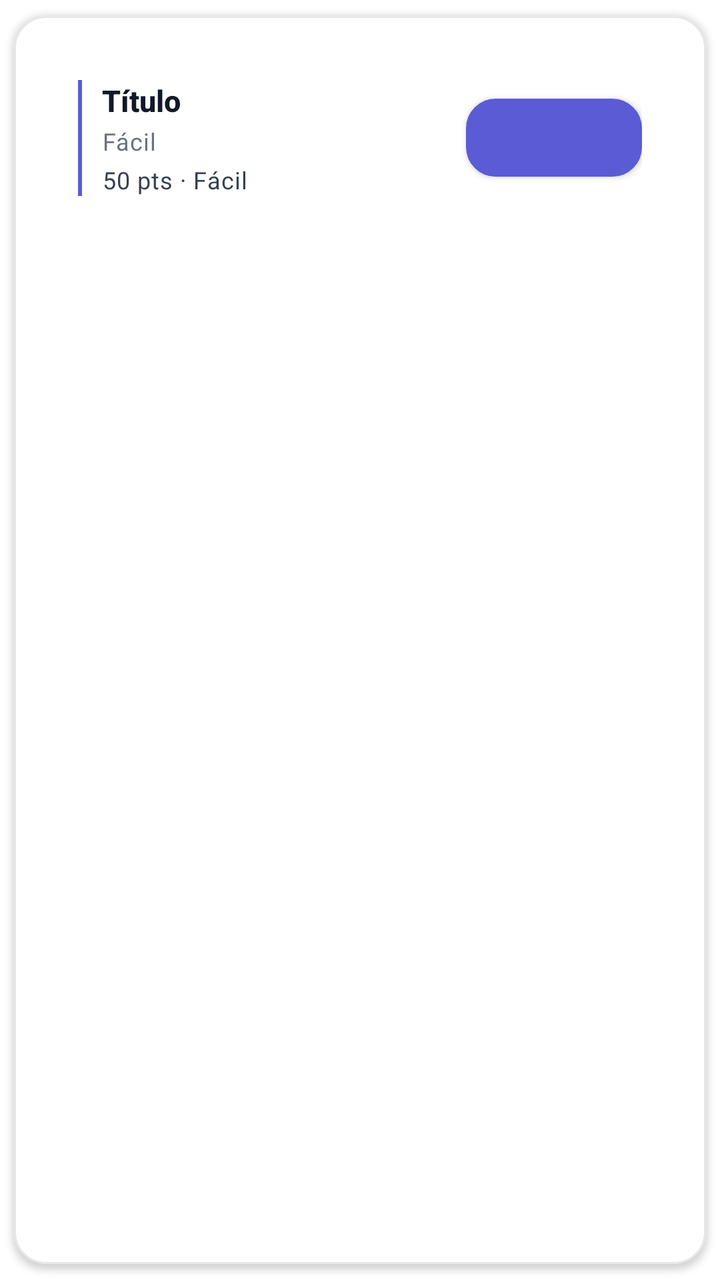
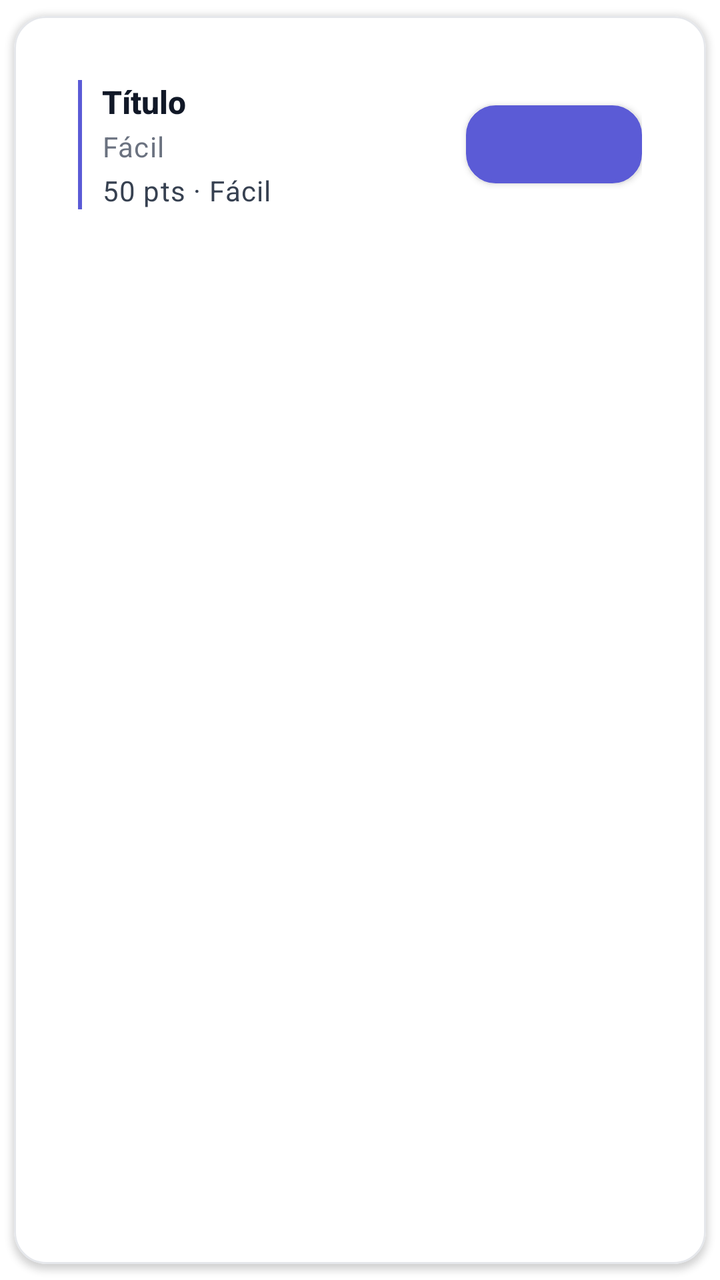

Screens rendered from an Android XML layout before and after an edit, with the pre-edit source and the edit as a unified diff.
<!-- AndroidManifest.xml: application theme Theme.TFG -->
<!-- res/layout/item_tarea.xml -->
<?xml version="1.0" encoding="utf-8"?>
<com.google.android.material.card.MaterialCardView
    xmlns:android="http://schemas.android.com/apk/res/android"
    xmlns:app="http://schemas.android.com/apk/res-auto"
    android:id="@+id/cardRoot"
    android:layout_width="match_parent"
    android:layout_height="wrap_content"
    android:layout_marginHorizontal="@dimen/spacing_xs"
    android:layout_marginVertical="5dp"
    app:cardCornerRadius="@dimen/corner_radius_lg"
    app:cardElevation="@dimen/elevation_pressed"
    app:cardBackgroundColor="@color/superficie"
    app:strokeColor="@color/divisor"
    app:strokeWidth="@dimen/stroke_thin"
    app:rippleColor="@color/sombra_sutil">

    <LinearLayout
        android:layout_width="match_parent"
        android:layout_height="wrap_content"
        android:orientation="horizontal"
        android:padding="@dimen/spacing_lg"
        android:gravity="center_vertical"
        android:foreground="?attr/selectableItemBackground">

        
        <View
            android:id="@+id/vIndicator"
            android:layout_width="@dimen/stroke_thick"
            android:layout_height="match_parent"
            android:layout_marginEnd="10dp"
            android:minHeight="48dp"
            android:background="@color/primario"
            android:contentDescription="@string/cd_indicador_dificultad" />

        
        <LinearLayout
            android:layout_width="0dp"
            android:layout_height="wrap_content"
            android:layout_weight="1"
            android:orientation="vertical">

            <TextView
                android:id="@+id/tvTituloTarea"
                android:layout_width="wrap_content"
                android:layout_height="wrap_content"
                android:text="@string/titulo_tarea_ejemplo"
                android:textColor="@color/texto_principal"
                android:textStyle="bold"
                android:textSize="15sp"
                android:contentDescription="@string/titulo_tarea_ejemplo"
                android:textAppearance="@style/TextAppearance.TFG.Titulo" />

            <TextView
                android:id="@+id/tvDificultad"
                android:layout_width="wrap_content"
                android:layout_height="wrap_content"
                android:text="@string/dificultad_facil"
                android:textColor="@color/gris"
                android:textSize="12sp"
                android:layout_marginTop="2dp"
                android:textAppearance="@style/TextAppearance.TFG.Label" />

            <TextView
                android:id="@+id/tvMetaTarea"
                android:layout_width="wrap_content"
                android:layout_height="wrap_content"
                android:text="@string/meta_tarea_ejemplo"
                android:textColor="@color/texto_secundario"
                android:textSize="12sp"
                android:layout_marginTop="3dp"
                android:textAppearance="@style/TextAppearance.TFG.Label" />

            <TextView
                android:id="@+id/tvAsignado"
                android:layout_width="wrap_content"
                android:layout_height="wrap_content"
                android:text="@string/asignado_por_defecto"
                android:textColor="@color/gris"
                android:textSize="11sp"
                android:layout_marginTop="3dp"
                android:visibility="gone"
                android:textAppearance="@style/TextAppearance.TFG.Label" />
        </LinearLayout>

        
        <com.google.android.material.button.MaterialButton
            android:id="@+id/btnAccionTarea"
            android:layout_width="wrap_content"
            android:layout_height="wrap_content"
            android:layout_marginStart="@dimen/spacing_sm"
            style="@style/Widget.TFG.Boton.Contorno"
            android:text=""
            android:textAllCaps="false"
            android:minHeight="36dp"
            android:contentDescription="@string/cd_boton_asignar" />

    </LinearLayout>

</com.google.android.material.card.MaterialCardView>
<!-- resources referenced by this layout -->
<resources>
  <color name="divisor">#E5E7EB</color>
  <color name="gris">#6B7280</color>
  <color name="primario">#5B5BD6</color>
  <color name="sombra_sutil">#1A000000</color>
  <color name="superficie">#FFFFFF</color>
  <color name="texto_principal">#111827</color>
  <color name="texto_secundario">#374151</color>
  <dimen name="corner_radius_lg">16dp</dimen>
  <dimen name="elevation_pressed">2dp</dimen>
  <dimen name="spacing_lg">16dp</dimen>
  <dimen name="spacing_sm">8dp</dimen>
  <dimen name="spacing_xs">4dp</dimen>
  <dimen name="stroke_thick">2dp</dimen>
  <dimen name="stroke_thin">1dp</dimen>
  <string name="asignado_por_defecto">Asignado a: -</string>
  <string name="cd_boton_asignar">Botón de asignar</string>
  <string name="cd_indicador_dificultad">Indicador de dificultad de la tarea</string>
  <string name="dificultad_facil">Fácil</string>
  <string name="meta_tarea_ejemplo">50 pts · Fácil</string>
  <string name="titulo_tarea_ejemplo">Título</string>
  <style name="TextAppearance.TFG.Label" parent="TextAppearance.MaterialComponents.Caption">
          <item name="android:textColor">@color/texto_deshabilitado</item>
          <item name="android:textSize">12sp</item>
          <item name="android:letterSpacing">0.03</item>
      </style>
  <style name="TextAppearance.TFG.Titulo" parent="TextAppearance.MaterialComponents.Headline6">
          <item name="android:textColor">@color/texto_principal</item>
          <item name="android:textStyle">bold</item>
          <item name="android:textSize">20sp</item>
          <item name="android:letterSpacing">0</item>
      </style>
  <style name="Widget.TFG.Boton.Contorno" parent="Widget.TFG.Boton.Base">
          <item name="android:background">@drawable/btn_outline_black</item>
          <item name="android:textColor">@color/texto_principal</item>
          <item name="cornerRadius">@dimen/corner_radius_md</item>
      </style>
  <style name="Theme.TFG" parent="Tema.TFG.Moderno" />
  <color name="texto_deshabilitado">#6B7280</color>
  <style name="Widget.TFG.Boton.Base" parent="Widget.MaterialComponents.Button">
          <item name="android:textAllCaps">false</item>
          <item name="android:minHeight">@dimen/button_min_height</item>
          <item name="android:textSize">14sp</item>
          <item name="android:letterSpacing">0.01</item>
      </style>
  <dimen name="corner_radius_md">14dp</dimen>
  <dimen name="button_min_height">48dp</dimen>
  <color name="brand_100">#E8E8FA</color>
  <color name="primario_variant">#3D3D99</color>
  <color name="on_acento">#FFFFFF</color>
  <color name="fondo">#FFFFFF</color>
  <style name="TextAppearance.TFG.Cuerpo" parent="TextAppearance.MaterialComponents.Body1">
          <item name="android:textColor">@color/texto_secundario</item>
          <item name="android:textSize">14sp</item>
          <item name="android:lineSpacingMultiplier">1.2</item>
      </style>
  <style name="TextAppearance.TFG.Headline" parent="TextAppearance.MaterialComponents.Headline5">
          <item name="android:textColor">@color/texto_principal</item>
          <item name="android:textStyle">bold</item>
          <item name="android:textSize">24sp</item>
          <item name="android:letterSpacing">-0.01</item>
      </style>
  <dimen name="corner_radius_xl">20dp</dimen>
  <dimen name="elevation_default">1dp</dimen>
  <style name="TextAppearance.TFG.NavLabel" parent="TextAppearance.MaterialComponents.Caption">
          <item name="android:textSize">11sp</item>
          <item name="android:letterSpacing">0.02</item>
      </style>
  <!-- drawable bg_input_campo (drawable) -->
  <?xml version="1.0" encoding="utf-8"?>
  <shape xmlns:android="http://schemas.android.com/apk/res/android"
      android:shape="rectangle">
      <solid android:color="@color/superficie_variant" />
      <corners android:radius="14dp" />
      <stroke android:width="1dp" android:color="@color/divisor" />
  </shape>
  <color name="superficie_variant">#F9FAFB</color>
  <!-- unchanged entries left out for length: 5 -->
</resources>

<!-- the commit's change to res/layout/item_tarea.xml (unified diff, before → after) -->
@@ -46,7 +46,7 @@
                 android:text="@string/titulo_tarea_ejemplo"
                 android:textColor="@color/texto_principal"
                 android:textStyle="bold"
-                android:textSize="15sp"
+                android:textSize="16sp"
                 android:contentDescription="@string/titulo_tarea_ejemplo"
                 android:textAppearance="@style/TextAppearance.TFG.Titulo" />
 
@@ -56,7 +56,7 @@
                 android:layout_height="wrap_content"
                 android:text="@string/dificultad_facil"
                 android:textColor="@color/gris"
-                android:textSize="12sp"
+                android:textSize="14sp"
                 android:layout_marginTop="2dp"
                 android:textAppearance="@style/TextAppearance.TFG.Label" />
 
@@ -66,7 +66,7 @@
                 android:layout_height="wrap_content"
                 android:text="@string/meta_tarea_ejemplo"
                 android:textColor="@color/texto_secundario"
-                android:textSize="12sp"
+                android:textSize="14sp"
                 android:layout_marginTop="3dp"
                 android:textAppearance="@style/TextAppearance.TFG.Label" />
 
